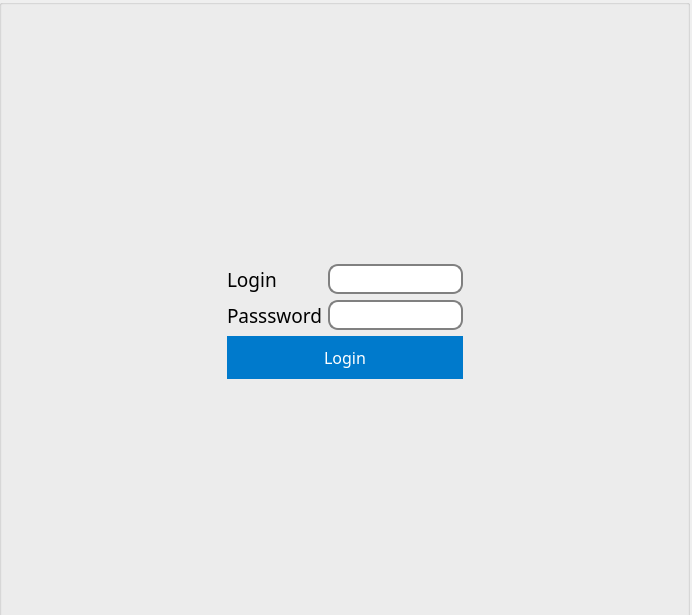
This is loginpage.ui in Ghalia9/SmartShareAncCareCenter as Qt 5 draws it before an edit. The edited form follows.
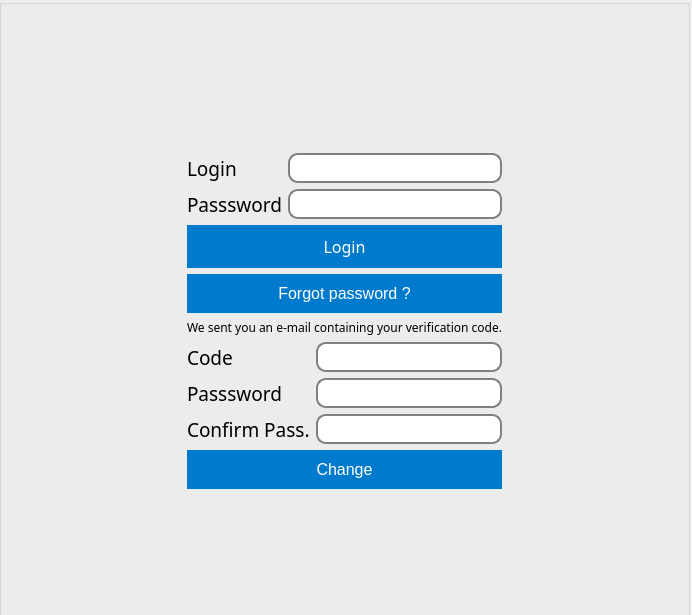
This is the edited form.

Commit message: Progress in forgot password feature + Arduino

Patch:
```diff
--- a/loginpage.ui
+++ b/loginpage.ui
@@ -65,17 +65,23 @@
    </property>
    <layout class="QGridLayout" name="gridLayout_2">
     <item row="5" column="1">
-     <spacer name="verticalSpacer">
-      <property name="orientation">
-       <enum>Qt::Vertical</enum>
+     <widget class="QPushButton" name="pushButton">
+      <property name="text">
+       <string>Forgot password ?</string>
       </property>
-      <property name="sizeHint" stdset="0">
-       <size>
-        <width>20</width>
-        <height>40</height>
-       </size>
+     </widget>
+    </item>
+    <item row="6" column="1">
+     <widget class="QLabel" name="label_3">
+      <property name="font">
+       <font>
+        <family>Poppins</family>
+       </font>
       </property>
-     </spacer>
+      <property name="text">
+       <string>We sent you an e-mail containing your verification code.</string>
+      </property>
+     </widget>
     </item>
     <item row="4" column="1">
      <widget class="QPushButton" name="pushButton__login">
@@ -182,6 +188,121 @@
       </property>
      </widget>
     </item>
+    <item row="1" column="1">
+     <spacer name="verticalSpacer_2">
+      <property name="orientation">
+       <enum>Qt::Vertical</enum>
+      </property>
+      <property name="sizeHint" stdset="0">
+       <size>
+        <width>20</width>
+        <height>40</height>
+       </size>
+      </property>
+     </spacer>
+    </item>
+    <item row="3" column="2">
+     <spacer name="horizontalSpacer_2">
+      <property name="orientation">
+       <enum>Qt::Horizontal</enum>
+      </property>
+      <property name="sizeHint" stdset="0">
+       <size>
+        <width>40</width>
+        <height>20</height>
+       </size>
+      </property>
+     </spacer>
+    </item>
+    <item row="7" column="1">
+     <layout class="QGridLayout" name="gridLayout_3">
+      <item row="1" column="1">
+       <widget class="QLineEdit" name="lineEdit_password_2">
+        <property name="echoMode">
+         <enum>QLineEdit::Password</enum>
+        </property>
+       </widget>
+      </item>
+      <item row="0" column="1">
+       <widget class="QLineEdit" name="lineEdit_code"/>
+      </item>
+      <item row="1" column="0">
+       <widget class="QLabel" name="label_4">
+        <property name="font">
+         <font>
+          <family>Poppins</family>
+          <pointsize>14</pointsize>
+         </font>
+        </property>
+        <property name="text">
+         <string>Passsword</string>
+        </property>
+       </widget>
+      </item>
+      <item row="0" column="0">
+       <widget class="QLabel" name="label_5">
+        <property name="font">
+         <font>
+          <family>Poppins</family>
+          <pointsize>14</pointsize>
+         </font>
+        </property>
+        <property name="text">
+         <string>Code</string>
+        </property>
+       </widget>
+      </item>
+      <item row="2" column="0">
+       <widget class="QLabel" name="label_6">
+        <property name="font">
+         <font>
+          <family>Poppins</family>
+          <pointsize>14</pointsize>
+         </font>
+        </property>
+        <property name="text">
+         <string>Confirm Pass.</string>
+        </property>
+       </widget>
+      </item>
+      <item row="2" column="1">
+       <widget class="QLineEdit" name="lineEdit"/>
+      </item>
+     </layout>
+    </item>
+    <item row="3" column="0">
+     <spacer name="horizontalSpacer">
+      <property name="orientation">
+       <enum>Qt::Horizontal</enum>
+      </property>
+      <property name="sizeHint" stdset="0">
+       <size>
+        <width>40</width>
+        <height>20</height>
+       </size>
+      </property>
+     </spacer>
+    </item>
+    <item row="9" column="1">
+     <spacer name="verticalSpacer">
+      <property name="orientation">
+       <enum>Qt::Vertical</enum>
+      </property>
+      <property name="sizeHint" stdset="0">
+       <size>
+        <width>20</width>
+        <height>40</height>
+       </size>
+      </property>
+     </spacer>
+    </item>
+    <item row="8" column="1">
+     <widget class="QPushButton" name="pushButton_2">
+      <property name="text">
+       <string>Change</string>
+      </property>
+     </widget>
+    </item>
    </layout>
   </widget>
  </widget>
```
Left out of the diff: 39 changed lines with no effect on the pictures. The commit also changes 10 other files.
